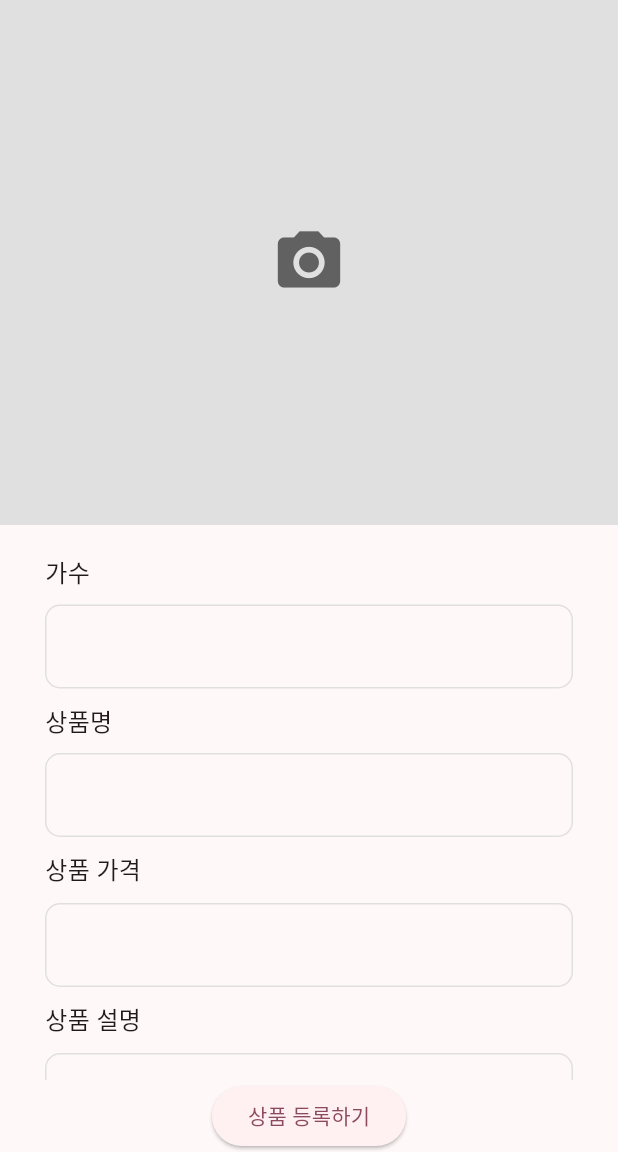
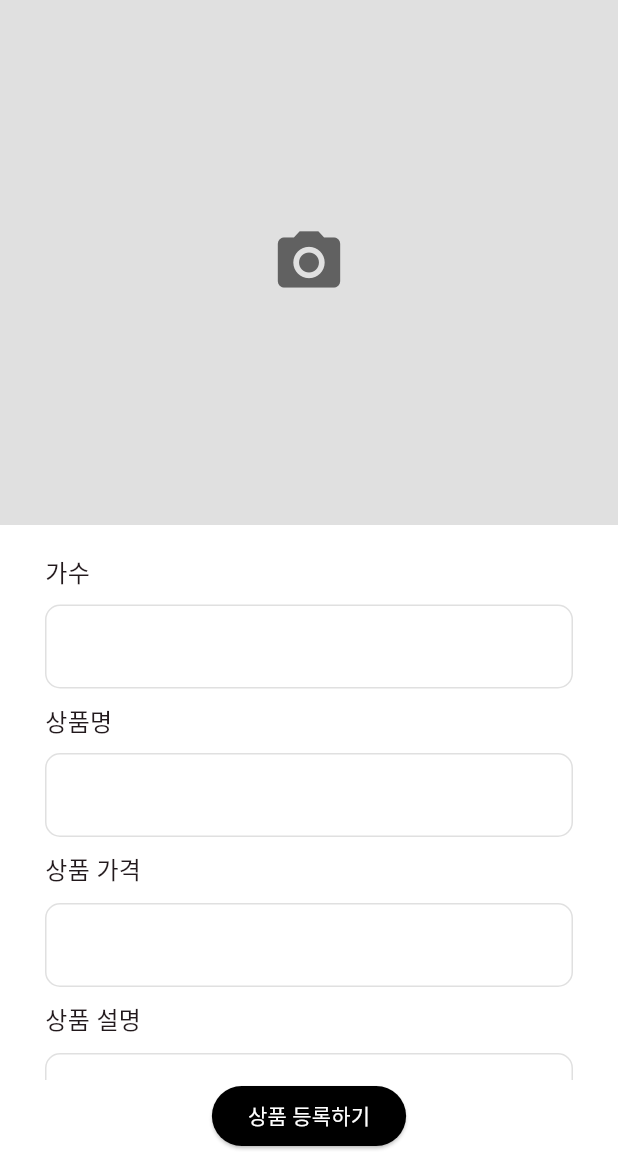
Before and after one commit to nakwon-music-shop/ONLINE_SHOPPINGMALL, a Flutter app: the screen it shows after launch, after a tap on the "add" icon, on a phone screen of 412 x 824 dp, the part 84-1236 px from its top. Run offline on Flutter 3.47's test engine with Material 3 defaults, Android fonts, the phone set to English and light mode, and no system bars; our stand-ins replace cloud_firestore, firebase_core, image_picker; accounts and stored records are empty.

Commit message:
[modify]theme 파일 수정하고 main 함수에 적용

```diff
--- a/nakwon_online_shoppingmall/lib/main.dart
+++ b/nakwon_online_shoppingmall/lib/main.dart
@@ -3,6 +3,7 @@ import 'package:cloud_firestore/cloud_firestore.dart';
 import 'package:firebase_core/firebase_core.dart';
 import 'package:flutter/material.dart';
 import 'package:nakwon_online_shoppingmall/pages/home/home_page.dart';
+import 'package:nakwon_online_shoppingmall/theme.dart';
 
 void main() async {
   WidgetsFlutterBinding.ensureInitialized();
@@ -32,9 +33,7 @@ class MyApp extends StatelessWidget {
     });
     return MaterialApp(
       title: 'Nakwon',
-      theme: ThemeData(
-        colorScheme: ColorScheme.fromSeed(seedColor: Colors.black),
-      ),
+      theme: theme,
       home: HomePage(),
     );
   }
--- a/nakwon_online_shoppingmall/lib/theme.dart
+++ b/nakwon_online_shoppingmall/lib/theme.dart
@@ -0,0 +1,11 @@
+import 'package:flutter/material.dart';
+
+final theme = ThemeData(
+    colorScheme: ColorScheme.fromSeed(seedColor: Colors.black),
+    scaffoldBackgroundColor: Colors.white,
+    elevatedButtonTheme: ElevatedButtonThemeData(
+        style: ButtonStyle(
+            shape: WidgetStatePropertyAll(RoundedRectangleBorder(
+                borderRadius: BorderRadius.circular(20))),
+            backgroundColor: WidgetStatePropertyAll(Colors.black),
+            foregroundColor: WidgetStatePropertyAll(Colors.white))));
```
